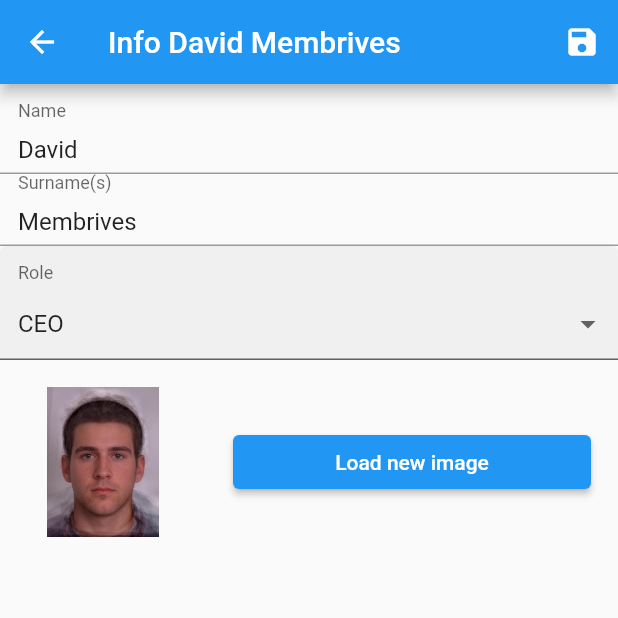
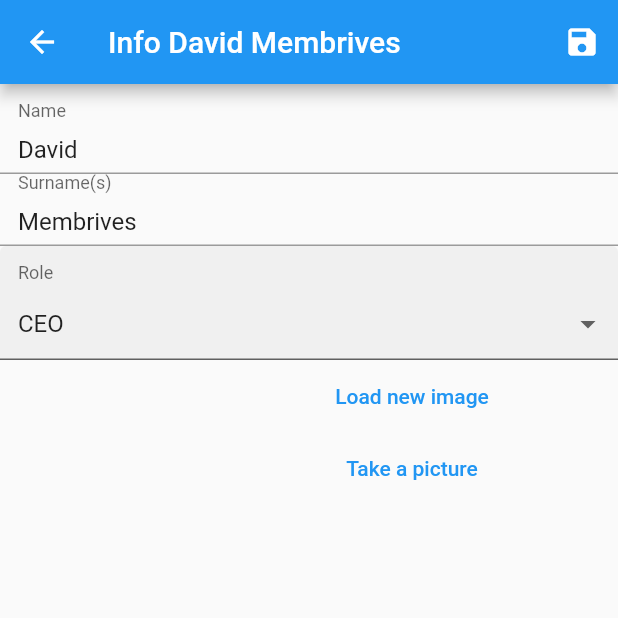
Before and after one commit to david1707/staff_organizer, a Flutter app: the screen it shows after launch, after a tap on an icon or button, on a phone screen of 412 x 824 dp, the top half of it. Run offline on Flutter 3.47's test engine with Material 2 defaults, Android fonts, the phone set to English and light mode, and no system bars; drawn by our look-alikes of dropdown_formfield; our stand-ins replace image_picker.

Commit message:
Finally it is loading the bloody images. Instead of displaying an ASSET image, it should be displaying an Image.File, but I'm a moron

```diff
--- a/lib/screens/staff_info.dart
+++ b/lib/screens/staff_info.dart
@@ -21,21 +21,23 @@ class _StaffInfoScreenState extends State<StaffInfoScreen> {
   final formKey = new GlobalKey<FormState>();
   String _staffRole = '';
   Staff staff;
-  final _imagePicker = ImagePicker();
-  PickedFile _pickedFile;
-  File file;
+  // Directory appDocDir;
+  // String appDocPath;
+  // final String fileName = 'test';
+  File _storedImage;
 
   @override
   void initState() {
     super.initState();
   }
 
-  Future<void> pickImage() async {
-    final pickedFile = await _imagePicker.getImage(source: ImageSource.gallery);
+  Future<void> loadNewImage(ImageSource source) async {
+    final imageFile = await ImagePicker().getImage(source: source);
 
     setState(() {
-      if(pickedFile != null) {
-        file = File(pickedFile.path);
+      if (imageFile != null) {
+        _storedImage = File(imageFile.path);
+        print(_storedImage.path);
       }
     });
   }
@@ -119,19 +121,29 @@ class _StaffInfoScreenState extends State<StaffInfoScreen> {
                       flex: 1,
                       child: Padding(
                         padding: const EdgeInsets.symmetric(vertical: 18.0),
-                        child: Image.asset(
-                          'assets/images/${staff.photoName}',
-                          height: 100,
-                        ),
+                        child: _storedImage != null
+                            ? Image.file(
+                                _storedImage,
+                                height: 100,
+                              )
+                            : null,
                       ),
                     ),
                     Expanded(
                       flex: 2,
                       child: Padding(
                         padding: const EdgeInsets.symmetric(horizontal: 18.0),
-                        child: ElevatedButton(
-                          child: Text('Load new image'),
-                          onPressed: pickImage,
+                        child: Column(
+                          children: [
+                            TextButton(
+                              child: Text('Load new image'),
+                              onPressed: () => loadNewImage(ImageSource.gallery),
+                            ),
+                            TextButton(
+                              child: Text('Take a picture'),
+                              onPressed: () => loadNewImage(ImageSource.camera),
+                            ),
+                          ],
                         ),
                       ),
                     ),
```
Also changed, not shown: 1 other file.
